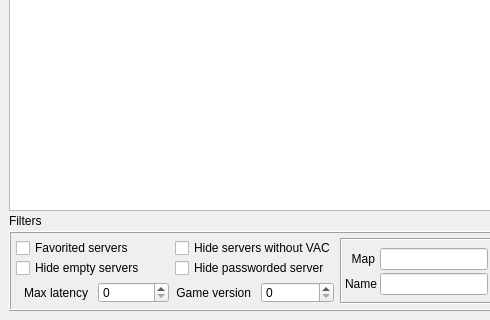
Qt form mainwindow.ui (TheRatest/of-server-browser) before a commit; both pictures show x 0 to 490 and y 400 to 720 of the 1280 by 720 pixel window.
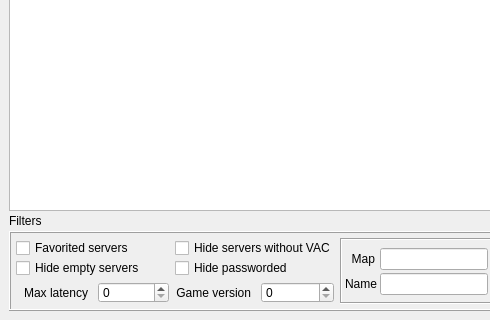
The same form after that commit. Icons and pictures are not drawn.

Commit message: linux stuff baaa

```diff
--- a/mainwindow.ui
+++ b/mainwindow.ui
@@ -1253,7 +1253,7 @@
           <locale language="English" country="UnitedStates"/>
          </property>
          <property name="text">
-          <string>Hide passworded servers</string>
+          <string>Hide passworded</string>
          </property>
         </widget>
        </item>
```
Left out of the diff: 4 changed lines with no effect on the pictures. The commit also changes 2 other files.
